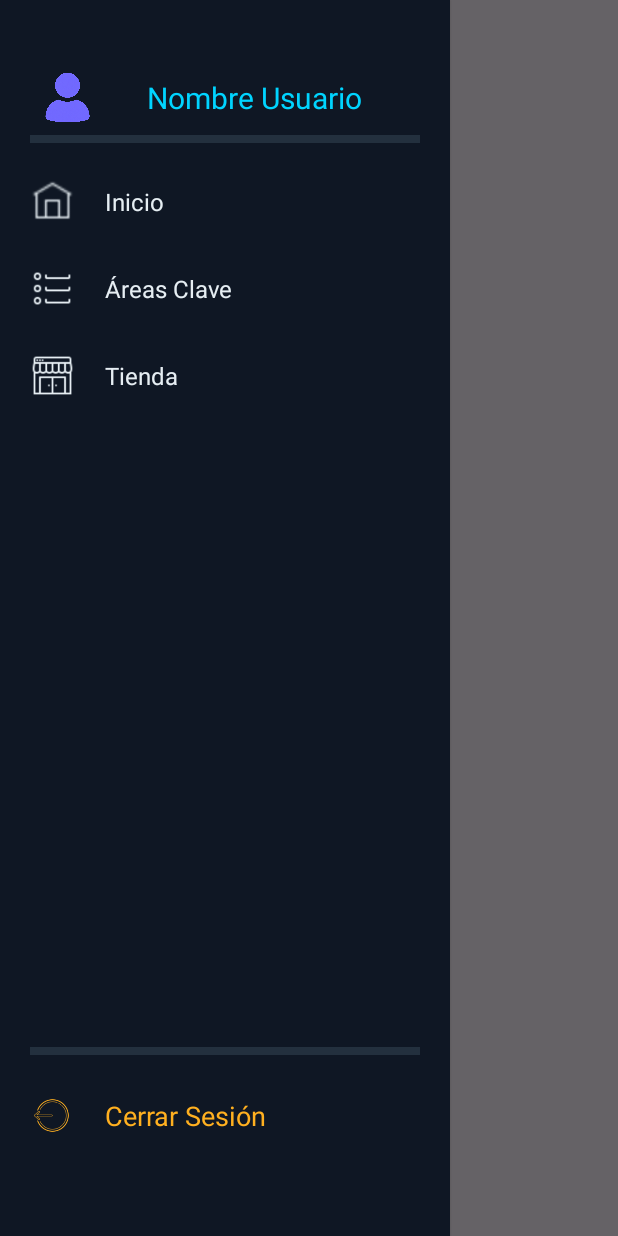
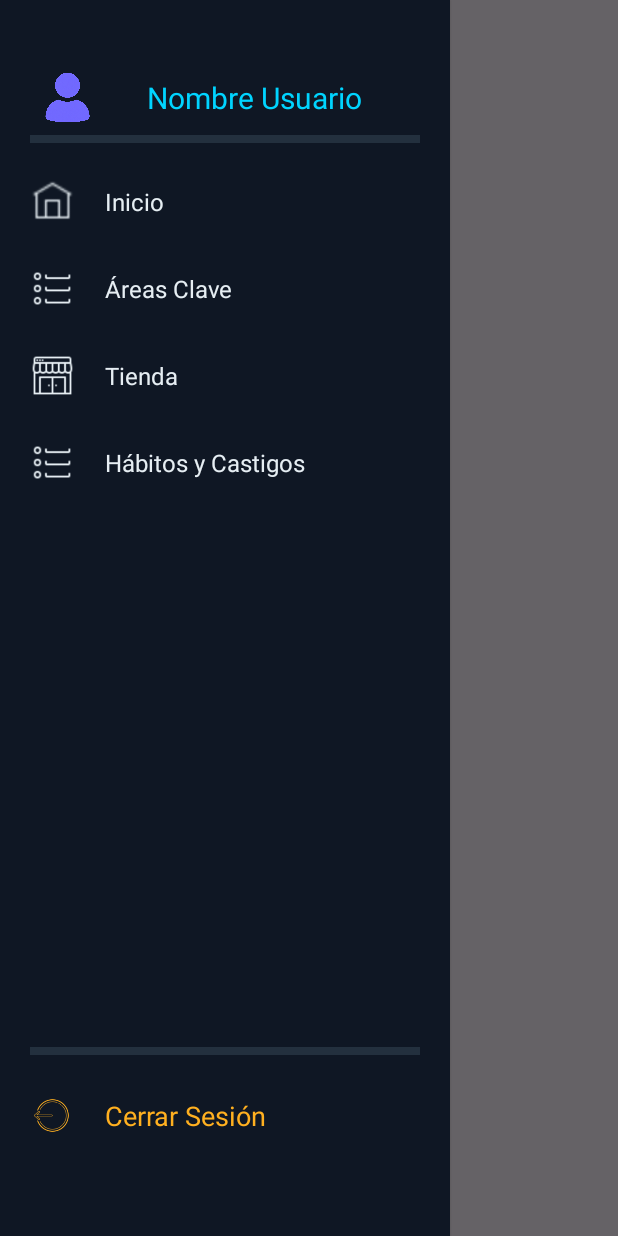
Before and after one commit to Bcio01/InfinityLive, an Android app: the BaseActivity screen opened directly, with no data from a screen before it, with the side drawer open, on a phone screen of 412 x 824 dp. Run offline under Robolectric (Android 15) with nearby library versions, the light colour scheme and no system bars; our stand-ins replace Firebase (no records; nobody signed in at launch, a user with empty details on screens opened directly).

Commit message:
Implementacion pantalla de gestión de hábitos (añadir/quitar)

```diff
--- a/app/src/main/res/layout/item_habito_negativo.xml
+++ b/app/src/main/res/layout/item_habito_negativo.xml
@@ -10,11 +10,11 @@
     android:paddingTop="12dp"
     android:paddingBottom="12dp">
 
-    <Button
+    <com.google.android.material.button.MaterialButton
         android:id="@+id/btnCometerHabito"
+        style="@style/Widget.MaterialComponents.Button.TextButton"
         android:layout_width="50dp"
         android:layout_height="50dp"
-        android:backgroundTint="@color/surface"
         android:text="-"
         android:textColor="@color/warning"
         android:textSize="24sp"
--- a/app/src/main/res/layout/item_habito_positivo.xml
+++ b/app/src/main/res/layout/item_habito_positivo.xml
@@ -10,11 +10,11 @@
     android:paddingTop="12dp"
     android:paddingBottom="12dp">
 
-    <Button
+    <com.google.android.material.button.MaterialButton
         android:id="@+id/btnCompletarHabito"
+        style="@style/Widget.MaterialComponents.Button.TextButton"
         android:layout_width="50dp"
         android:layout_height="50dp"
-        android:backgroundTint="@color/surface"
         android:text="+"
         android:textColor="@color/success"
         android:textSize="24sp"
--- a/app/src/main/res/layout/layout_side_menu.xml
+++ b/app/src/main/res/layout/layout_side_menu.xml
@@ -1,5 +1,7 @@
 <?xml version="1.0" encoding="utf-8"?>
+
 <ScrollView xmlns:android="http://schemas.android.com/apk/res/android"
+    xmlns:app="http://schemas.android.com/apk/res-auto"
     android:id="@+id/sideMenuScroll"
     android:layout_width="300dp"
     android:layout_height="match_parent"
@@ -21,7 +23,6 @@
             android:orientation="horizontal"
             android:layout_marginTop="20dp"
             android:gravity="center_vertical">
-
             <ImageView
                 android:id="@+id/imgUserIcon"
                 android:layout_width="50dp"
@@ -67,7 +68,6 @@
                 android:textSize="16sp"
                 android:padding="8dp" />
         </LinearLayout>
-
 
         <LinearLayout
             android:id="@+id/areasMenu"
@@ -124,6 +124,60 @@
                 android:padding="8dp" />
         </LinearLayout>
 
+
+        <LinearLayout
+            android:id="@+id/habitosMenu"
+            android:layout_width="match_parent"
+            android:layout_height="wrap_content"
+            android:orientation="horizontal"
+            android:layout_marginTop="20dp"
+            android:gravity="center_vertical">
+
+            <ImageView
+                android:layout_width="30dp"
+                android:layout_height="30dp"
+                android:src="@drawable/listicon"
+                android:layout_marginEnd="12dp"
+                android:contentDescription="@string/desc_icono_habitos"
+                app:tint="@color/text_primary" />
+
+            <TextView
+                android:id="@+id/tvMenuHabitos"
+                android:layout_width="match_parent"
+                android:layout_height="wrap_content"
+                android:text="Hábitos y Castigos"
+                android:textColor="@color/text_primary"
+                android:textSize="16sp"
+                android:padding="8dp" />
+        </LinearLayout>
+
+        <LinearLayout
+            android:id="@+id/subMenuHabitos"
+            android:layout_width="match_parent"
+            android:layout_height="wrap_content"
+            android:orientation="vertical"
+            android:layout_marginStart="50dp"
+            android:visibility="gone">
+
+            <TextView
+                android:id="@+id/tvMenuAnadirHabito"
+                android:layout_width="match_parent"
+                android:layout_height="wrap_content"
+                android:text="Añadir Hábito"
+                android:textColor="@color/text_primary"
+                android:textSize="14sp"
+                android:padding="10dp"/>
+
+            <TextView
+                android:id="@+id/tvMenuGestionarCastigos"
+                android:layout_width="match_parent"
+                android:layout_height="wrap_content"
+                android:text="Gestionar Castigos"
+                android:textColor="@color/text_primary"
+                android:textSize="14sp"
+                android:padding="10dp"/>
+        </LinearLayout>
+
         <Space
             android:layout_width="match_parent"
             android:layout_height="0dp"
@@ -157,5 +211,4 @@
                 android:padding="8dp" />
         </LinearLayout>
 
-    </LinearLayout>
-</ScrollView>
+    </LinearLayout> </ScrollView>
--- a/app/src/main/res/values/strings.xml
+++ b/app/src/main/res/values/strings.xml
@@ -2,7 +2,9 @@
     <string name="app_name">InfinityLive</string>
     <string name="default_web_client_id">565452676277-lov9g5cbmdu3vh8hj8b48bsvqb6r7tl5.apps.googleusercontent.com</string>
     <string name="title_activity_register">register</string>
+    <string name="desc_icono_habitos">Icono de Hábitos y Castigos</string>
     <string name="large_text">
+
         "Material is the metaphor.\n\n"
 
         "A material metaphor is the unifying theory of a rationalized space and a system of motion."
```
Also changed, not shown: app/src/main/AndroidManifest.xml (+9 -0 lines), app/src/main/java/com/saamael/infinitylive/BaseActivity.kt (+28 -0 lines), app/src/main/java/com/saamael/infinitylive/GestionCastigosActivity.kt (added, +20 -0 lines), app/src/main/java/com/saamael/infinitylive/GestionHabitosActivity.kt (added, +138 -0 lines), app/src/main/res/layout/activity_gestion_castigos.xml (added, +37 -0 lines), app/src/main/res/layout/activity_gestion_habitos.xml (added, +156 -0 lines).
